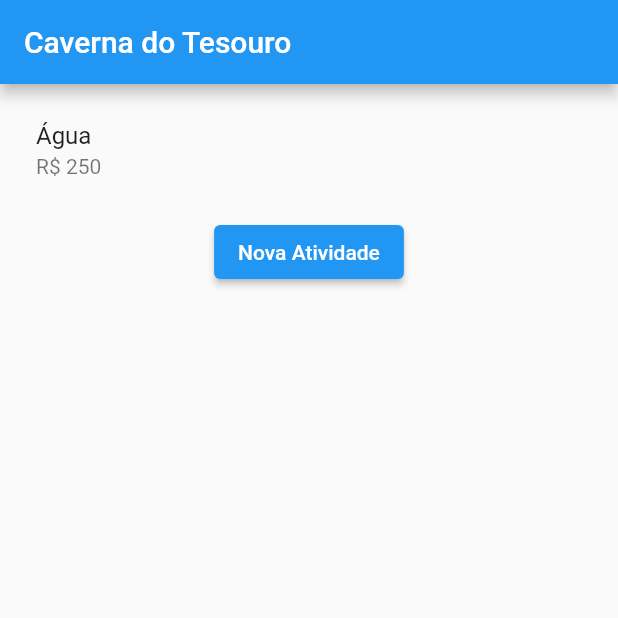
After one commit to KastroWalker/caverna_do_tesouro, a Flutter app: the screen it shows after launch, on a phone screen of 412 x 824 dp, the top half of it. The commit adds this screen. Run offline on Flutter 3.47's test engine with Material 2 defaults, Android fonts, the phone set to English and light mode, and no system bars.

Commit message:
Add home page and router configuration

```diff
--- a/lib/main.dart
+++ b/lib/main.dart
@@ -1,3 +1,4 @@
+import 'package:caverna_do_tesouro/pages/home_page.dart';
 import 'package:flutter/material.dart';
 
 import 'pages/chat_page.dart';
@@ -16,7 +17,12 @@ class MyApp extends StatelessWidget {
       theme: ThemeData(
         primarySwatch: Colors.blue,
       ),
-      home: const ChatPage(),
+      // home: const HomePage(),
+      initialRoute: '/',
+      routes: {
+        '/': (context) => const HomePage(),
+        '/chat': (context) => const ChatPage(),
+      },
     );
   }
 }
--- /dev/null
+++ b/lib/pages/home_page.dart
@@ -0,0 +1,42 @@
+import 'package:flutter/material.dart';
+
+class HomePage extends StatefulWidget {
+  const HomePage({Key? key}) : super(key: key);
+
+  @override
+  State<HomePage> createState() => _HomePageState();
+}
+
+class _HomePageState extends State<HomePage> {
+  @override
+  Widget build(BuildContext context) {
+    return Scaffold(
+      appBar: AppBar(
+        title: const Text(
+          'Caverna do Tesouro',
+          textAlign: TextAlign.center,
+        ),
+      ),
+      body: Column(
+        children: [
+          ListView(
+            shrinkWrap: true,
+            padding: const EdgeInsets.all(8),
+            children: const [
+              ListTile(
+                title: Text('Água'),
+                subtitle: Text('R\$ 250'),
+              ),
+            ],
+          ),
+          ElevatedButton(
+            onPressed: () {
+              Navigator.pushNamed(context, '/chat');
+            },
+            child: const Text('Nova Atividade'),
+          ),
+        ],
+      ),
+    );
+  }
+}
```
